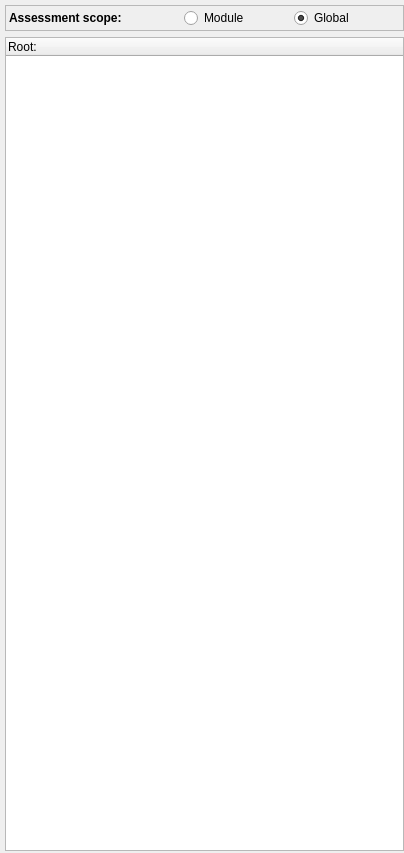
This is designer/high/pipelinedock.ui in DTOcean/dtocean-app as Qt 5 draws it before an edit. The edited form follows.
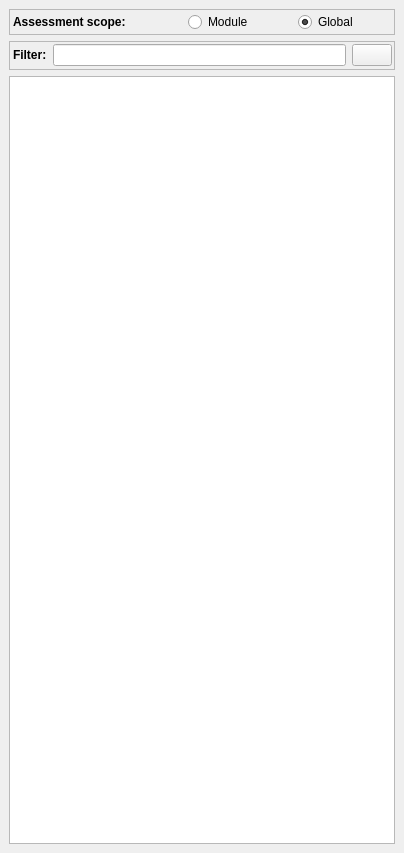
This is the edited form. Icons and pictures are not drawn.

Commit message: Switch pipeline dock from QTreeWidget to QTreeView and apply proxy filter.

```diff
--- a/designer/high/pipelinedock.ui
+++ b/designer/high/pipelinedock.ui
@@ -39,21 +39,6 @@
     </size>
    </property>
    <layout class="QVBoxLayout" name="verticalLayout">
-    <property name="sizeConstraint">
-     <enum>QLayout::SetDefaultConstraint</enum>
-    </property>
-    <property name="leftMargin">
-     <number>5</number>
-    </property>
-    <property name="topMargin">
-     <number>5</number>
-    </property>
-    <property name="rightMargin">
-     <number>0</number>
-    </property>
-    <property name="bottomMargin">
-     <number>2</number>
-    </property>
     <item>
      <widget class="QFrame" name="scopeFrame">
       <property name="sizePolicy">
@@ -176,7 +161,58 @@
      </widget>
     </item>
     <item>
-     <widget class="QTreeWidget" name="treeWidget">
+     <widget class="QFrame" name="filterFrame">
+      <property name="frameShape">
+       <enum>QFrame::StyledPanel</enum>
+      </property>
+      <property name="frameShadow">
+       <enum>QFrame::Plain</enum>
+      </property>
+      <layout class="QHBoxLayout" name="horizontalLayout_2">
+       <property name="leftMargin">
+        <number>3</number>
+       </property>
+       <property name="topMargin">
+        <number>2</number>
+       </property>
+       <property name="rightMargin">
+        <number>2</number>
+       </property>
+       <property name="bottomMargin">
+        <number>3</number>
+       </property>
+       <item>
+        <widget class="QLabel" name="filterLabel">
+         <property name="font">
+          <font>
+           <weight>75</weight>
+           <bold>true</bold>
+          </font>
+         </property>
+         <property name="text">
+          <string>Filter:</string>
+         </property>
+        </widget>
+       </item>
+       <item>
+        <widget class="QLineEdit" name="filterLineEdit"/>
+       </item>
+       <item>
+        <widget class="QPushButton" name="clearButton">
+         <property name="text">
+          <string/>
+         </property>
+         <property name="icon">
+          <iconset resource="../resources_pipeline.qrc">
+           <normaloff>:/icons/icons/button_cancel-128.png</normaloff>:/icons/icons/button_cancel-128.png</iconset>
+         </property>
+        </widget>
+       </item>
+      </layout>
+     </widget>
+    </item>
+    <item>
+     <widget class="QTreeView" name="treeView">
       <property name="sizePolicy">
        <sizepolicy hsizetype="Expanding" vsizetype="Expanding">
         <horstretch>0</horstretch>
@@ -186,11 +222,6 @@
       <property name="contextMenuPolicy">
        <enum>Qt::CustomContextMenu</enum>
       </property>
-      <column>
-       <property name="text">
-        <string>Root:</string>
-       </property>
-      </column>
      </widget>
     </item>
    </layout>
```
Left out of the diff: 4 changed lines with no effect on the pictures. The commit also changes 4 other files.
